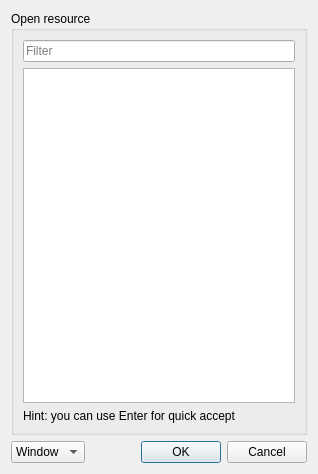
Old version of the form editor/gui/dlgopen.ui in the repository ensisoft/detonator.
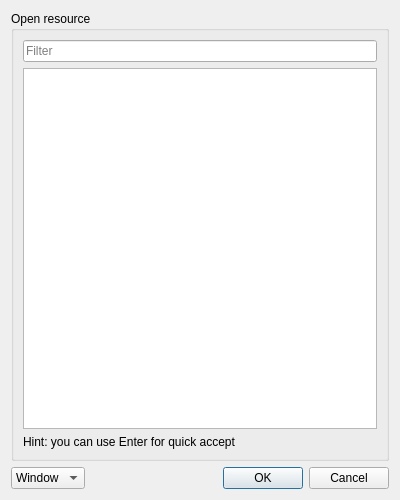
New version of the form.

Commit message:
Refactor resource open dialog to use the workspace model + proxy
Refactor resource open dialog to use the workspace model + proxy
inside a QTableView for the workspace resource list.

What changed in the file:
```diff
--- a/editor/gui/dlgopen.ui
+++ b/editor/gui/dlgopen.ui
@@ -6,8 +6,8 @@
    <rect>
     <x>0</x>
     <y>0</y>
-    <width>318</width>
-    <height>474</height>
+    <width>400</width>
+    <height>500</height>
    </rect>
   </property>
   <property name="windowTitle">
@@ -28,10 +28,25 @@
        </widget>
       </item>
       <item>
-       <widget class="QListWidget" name="listWidget">
+       <widget class="QTableView" name="tableView">
+        <property name="selectionMode">
+         <enum>QAbstractItemView::SingleSelection</enum>
+        </property>
         <property name="selectionBehavior">
          <enum>QAbstractItemView::SelectRows</enum>
         </property>
+        <property name="showGrid">
+         <bool>false</bool>
+        </property>
+        <attribute name="horizontalHeaderStretchLastSection">
+         <bool>true</bool>
+        </attribute>
+        <attribute name="verticalHeaderVisible">
+         <bool>false</bool>
+        </attribute>
+        <attribute name="verticalHeaderDefaultSectionSize">
+         <number>24</number>
+        </attribute>
        </widget>
       </item>
       <item>
```
Left out of the diff: 2 changed lines with no effect on the pictures. The commit also changes 2 other files.
